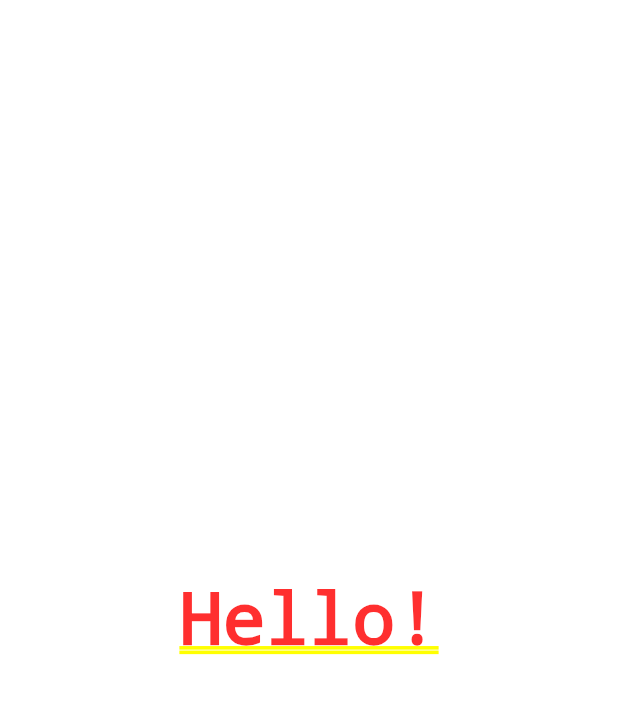
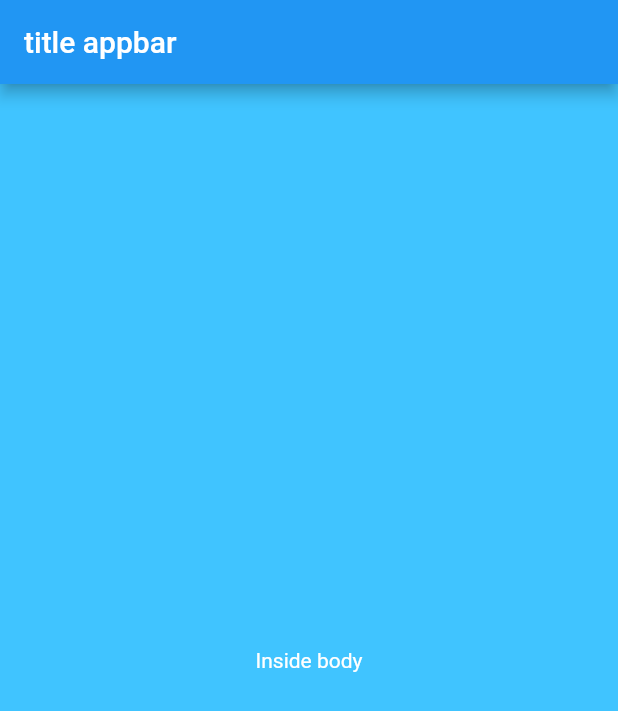
Before and after one commit to PabloNAX/surf-flutter-places, a Flutter app: the screen it shows after launch, on a phone screen of 412 x 824 dp. Shown: the top 711 px of the screen. Run offline on Flutter 3.47's test engine with Material 2 defaults, Android fonts, the phone set to English and light mode, and no system bars.

Commit message:
4.2 -  Scaffold

```diff
--- a/lib/main.dart
+++ b/lib/main.dart
@@ -1,4 +1,5 @@
 import 'package:flutter/material.dart';
+import 'package:places/ui/screen/sight_list_screen.dart';
 
 void main() {
   runApp(App());
@@ -10,7 +11,7 @@ class App extends StatelessWidget {
   Widget build(BuildContext context) {
     return MaterialApp(
       title: 'my title',
-      home: MyFirstWidget(),
+      home: SightListScreen(),
     );
   }
 }
--- /dev/null
+++ b/lib/ui/screen/sight_list_screen.dart
@@ -0,0 +1,26 @@
+import 'package:flutter/material.dart';
+
+class SightListScreen extends StatefulWidget {
+  @override
+  _SightListScreenState createState() => _SightListScreenState();
+}
+
+class _SightListScreenState extends State<SightListScreen> {
+  @override
+  Widget build(BuildContext context) {
+    return Scaffold(
+      backgroundColor: Colors.lightBlueAccent,
+      appBar: AppBar(
+        title: Text('title appbar'),
+      ),
+      body: Center(
+        child: Text(
+          'Inside body',
+          style: TextStyle(
+            color: Colors.white,
+          ),
+        ),
+      ),
+    );
+  }
+}
```
